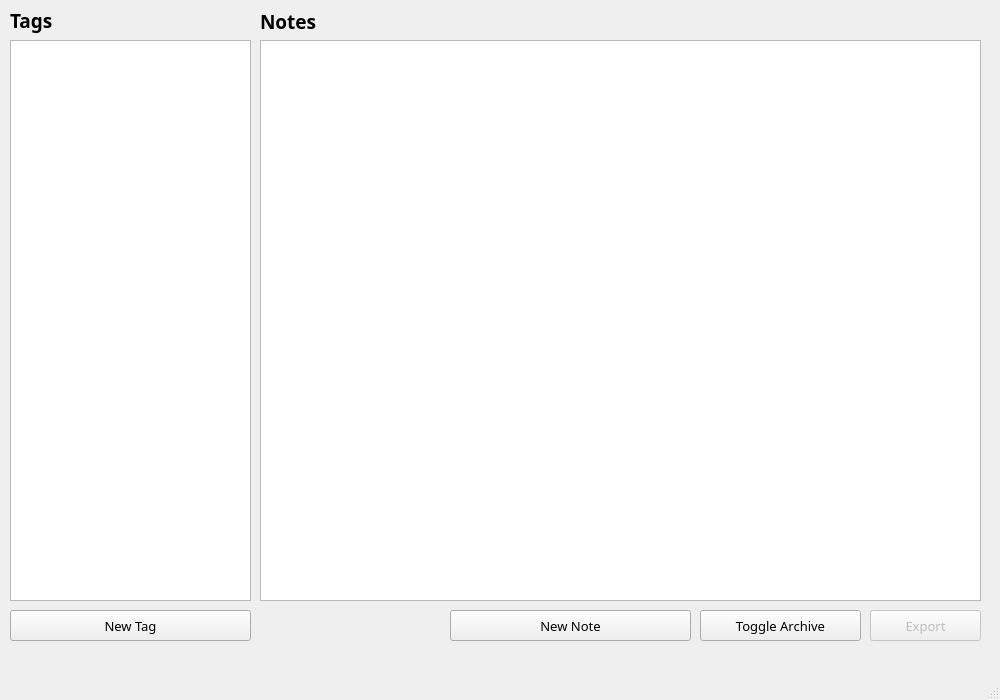
knu-2-tochanenko/OOP, file Note-App/mainwindow.ui: the form before one commit.
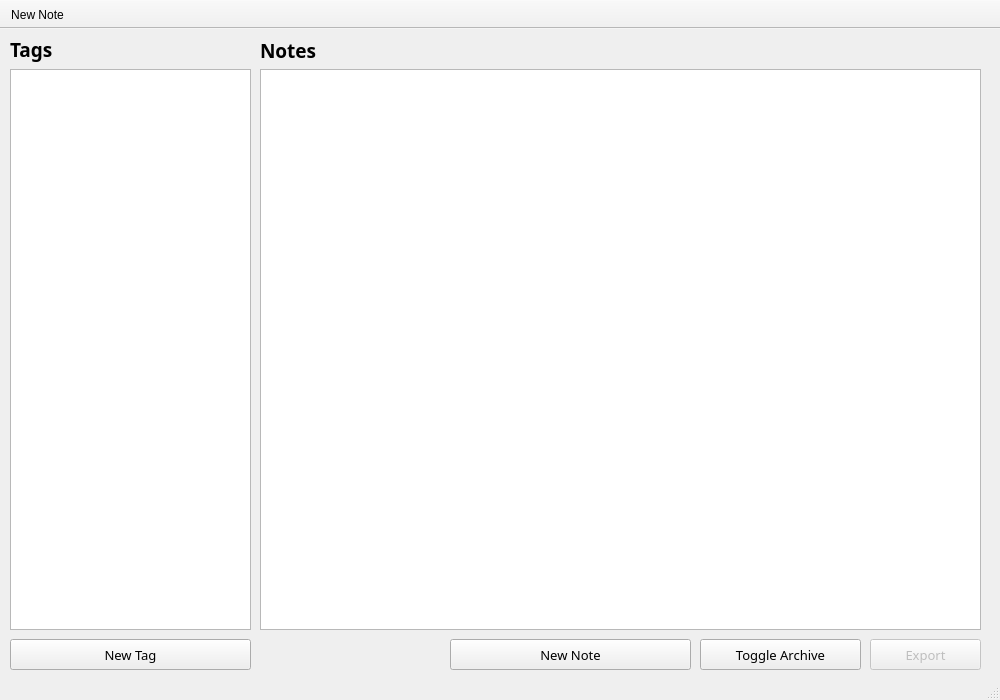
The form after the commit.

```diff
--- a/Note-App/mainwindow.ui
+++ b/Note-App/mainwindow.ui
@@ -207,6 +207,7 @@
     </property>
    </widget>
   </widget>
+  <widget class="QStatusBar" name="statusBar"/>
   <widget class="QMenuBar" name="menuBar">
    <property name="geometry">
     <rect>
@@ -217,7 +218,29 @@
     </rect>
    </property>
   </widget>
-  <widget class="QStatusBar" name="statusBar"/>
+  <widget class="QToolBar" name="toolBar">
+   <property name="windowTitle">
+    <string>toolBar</string>
+   </property>
+   <property name="movable">
+    <bool>false</bool>
+   </property>
+   <property name="floatable">
+    <bool>false</bool>
+   </property>
+   <attribute name="toolBarArea">
+    <enum>TopToolBarArea</enum>
+   </attribute>
+   <attribute name="toolBarBreak">
+    <bool>false</bool>
+   </attribute>
+   <addaction name="actionNew_Note"/>
+  </widget>
+  <action name="actionNew_Note">
+   <property name="text">
+    <string>New Note</string>
+   </property>
+  </action>
  </widget>
  <layoutdefault spacing="6" margin="11"/>
  <resources/>
```
